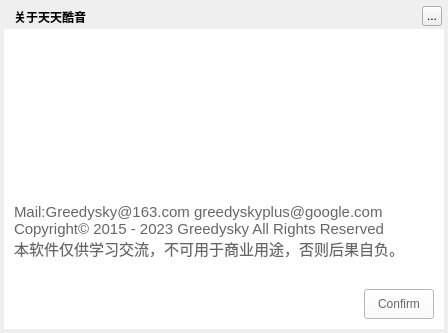
First picture: the form in TTKModule/TTKWidget/musicUiKits/musicWidgetKits/musicmessageaboutdialog.ui, repository Greedysky/TTKMusicPlayer, before the edit.
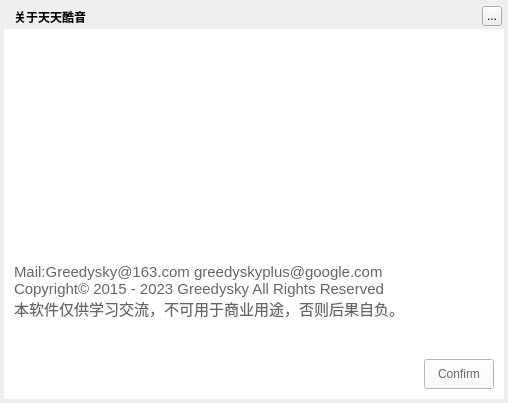
Second picture: the form after the edit.

Commit message: refactor: Optimize message about dialog size[912303]

```diff
--- a/TTKModule/TTKWidget/musicUiKits/musicWidgetKits/musicmessageaboutdialog.ui
+++ b/TTKModule/TTKWidget/musicUiKits/musicWidgetKits/musicmessageaboutdialog.ui
@@ -6,8 +6,8 @@
    <rect>
     <x>0</x>
     <y>0</y>
-    <width>448</width>
-    <height>333</height>
+    <width>508</width>
+    <height>403</height>
    </rect>
   </property>
   <property name="windowTitle">
@@ -21,8 +21,8 @@
     <rect>
      <x>4</x>
      <y>4</y>
-     <width>440</width>
-     <height>325</height>
+     <width>500</width>
+     <height>395</height>
     </rect>
    </property>
    <property name="styleSheet">
@@ -51,7 +51,7 @@
   <widget class="QToolButton" name="topTitleCloseButton">
    <property name="geometry">
     <rect>
-     <x>422</x>
+     <x>482</x>
      <y>6</y>
      <width>20</width>
      <height>20</height>
@@ -66,8 +66,8 @@
     <rect>
      <x>4</x>
      <y>29</y>
-     <width>440</width>
-     <height>300</height>
+     <width>500</width>
+     <height>370</height>
     </rect>
    </property>
    <property name="styleSheet">
@@ -79,8 +79,8 @@
      <rect>
       <x>0</x>
       <y>0</y>
-      <width>440</width>
-      <height>150</height>
+      <width>500</width>
+      <height>200</height>
      </rect>
     </property>
     <property name="text">
@@ -94,9 +94,9 @@
     <property name="geometry">
      <rect>
       <x>10</x>
-      <y>155</y>
-      <width>420</width>
-      <height>95</height>
+      <y>205</y>
+      <width>480</width>
+      <height>115</height>
      </rect>
     </property>
     <property name="styleSheet">
@@ -111,8 +111,8 @@
    <widget class="QPushButton" name="confirmButton">
     <property name="geometry">
      <rect>
-      <x>360</x>
-      <y>260</y>
+      <x>420</x>
+      <y>330</y>
       <width>70</width>
       <height>30</height>
      </rect>
@@ -125,7 +125,7 @@
     <property name="geometry">
      <rect>
       <x>10</x>
-      <y>260</y>
+      <y>330</y>
       <width>200</width>
       <height>25</height>
      </rect>
```
